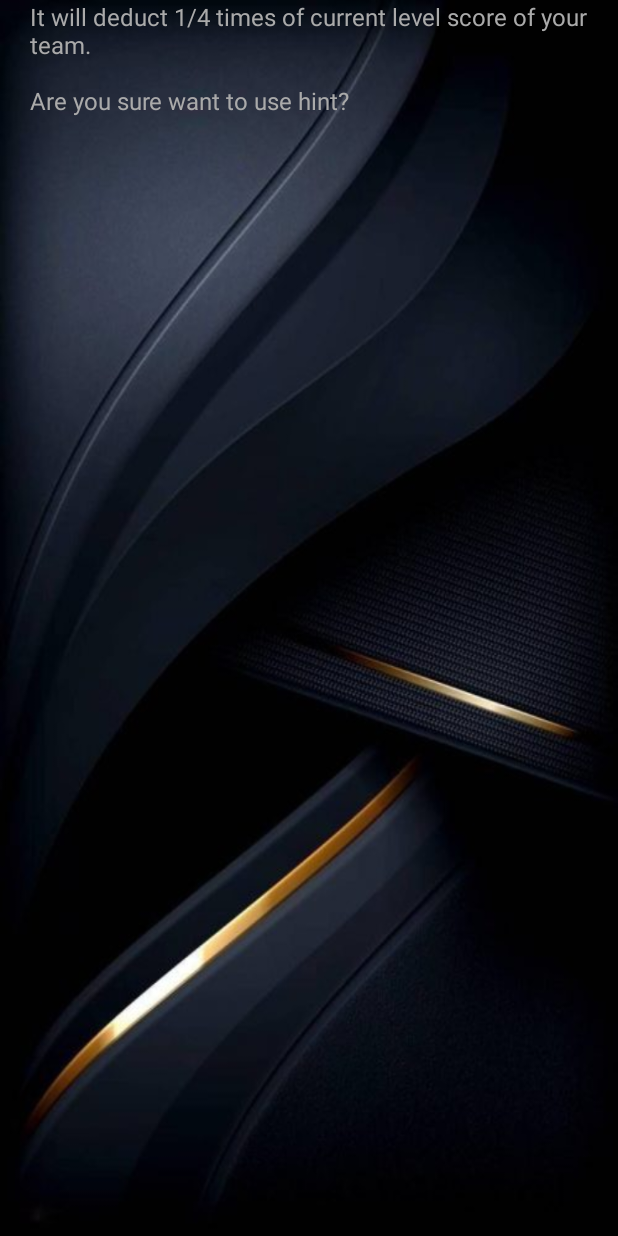
After one commit to Letsdoit1/Cryptothon, an Android app: the layout alert_dialog.xml on its own in the app's theme, with its tools: preview values and no code run, on a phone screen of 412 x 824 dp. The commit adds this screen. Run offline under Robolectric (Android 15) with nearby library versions, the phone set to English and light mode, and no system bars.

```diff
--- a/app/src/main/res/layout/activity_main.xml
+++ b/app/src/main/res/layout/activity_main.xml
@@ -168,6 +168,7 @@
                 android:layout_height="30dp"
                 android:layout_marginTop="10dp"
                 android:layout_marginEnd="20dp"
+                android:onClick="btnUnlockHint"
                 android:text="Unlock"
                 android:textSize="9sp"
                 app:icon="@android:drawable/ic_lock_idle_lock"
--- /dev/null
+++ b/app/src/main/res/layout/alert_dialog.xml
@@ -0,0 +1,17 @@
+<?xml version="1.0" encoding="utf-8"?>
+<LinearLayout xmlns:android="http://schemas.android.com/apk/res/android"
+    android:layout_width="match_parent"
+    android:layout_height="match_parent"
+    android:orientation="vertical"
+    android:paddingLeft="20dp"
+    android:paddingRight="20dp"
+    android:theme="@style/Theme.Material3.Dark.Dialog">
+
+    <TextView
+        android:id="@+id/lblHintAlertMsg"
+        android:layout_width="match_parent"
+        android:layout_height="wrap_content"
+        android:text="It will deduct 1/4 times of current level score of your team.\n\nAre you sure want to use hint?"
+        android:textSize="16sp" />
+
+</LinearLayout>
```
Also changed, not shown: app/src/main/java/com/event/cryptothon/MainActivity.java (+96 -4 lines), 2 other files.
